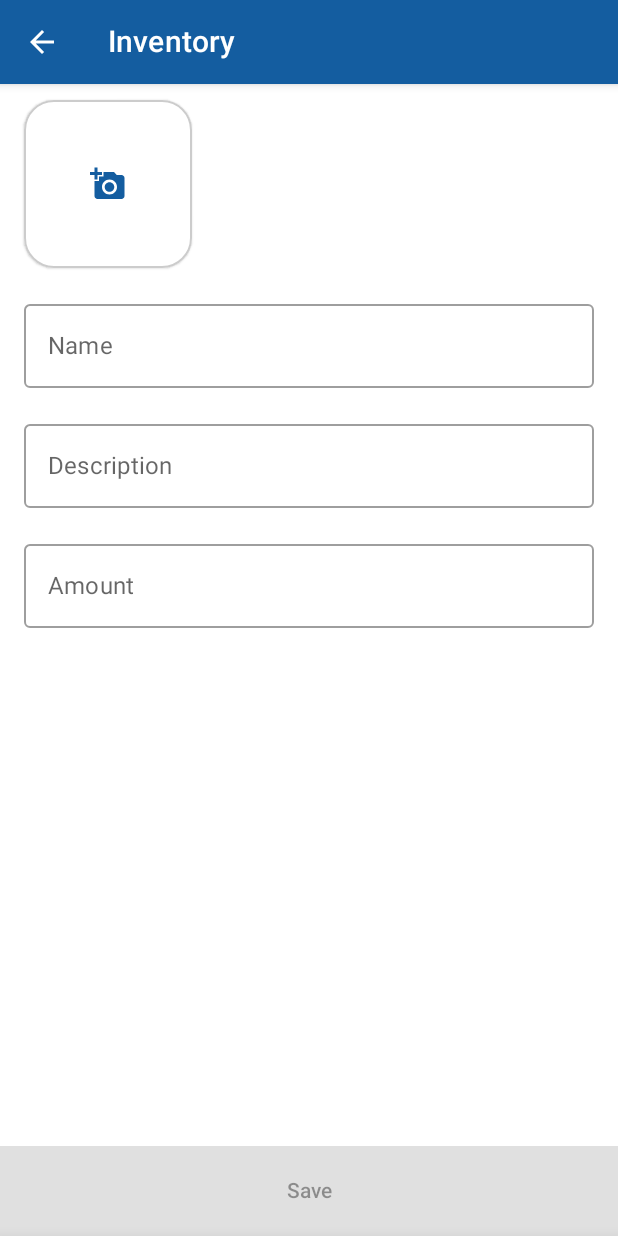
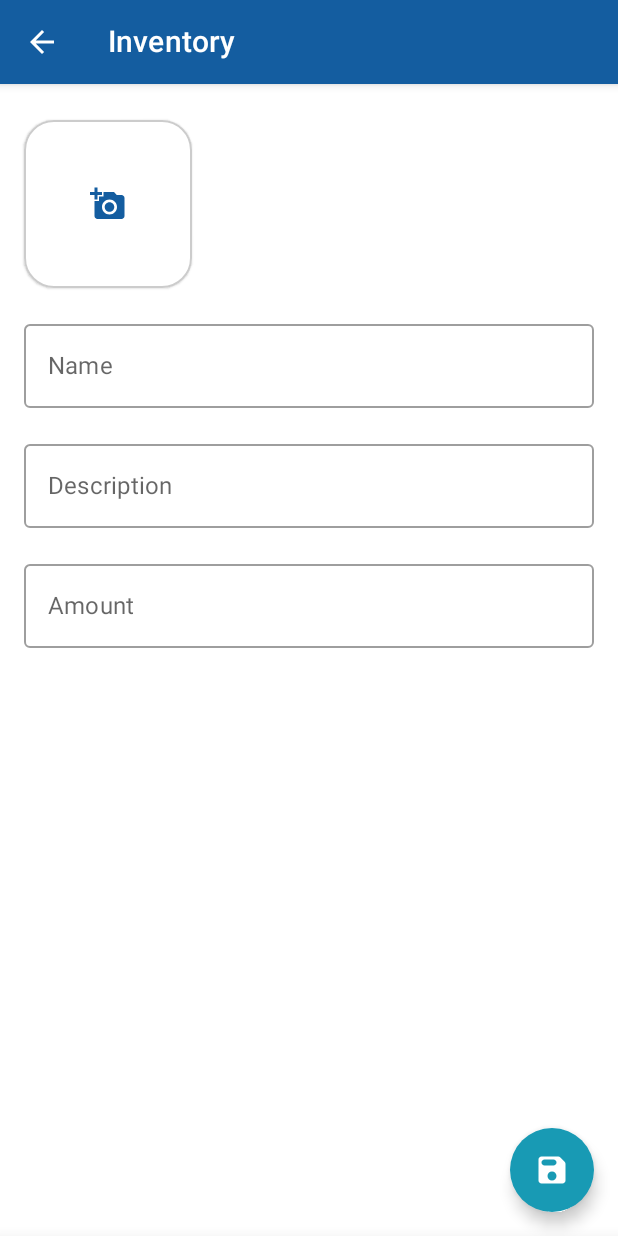
Before and after one commit to Drakot/Compose-Clean-Inventory, an Android app built with Jetpack Compose: the screen it shows after launch (MainActivity), after a tap on "add", on a phone screen of 412 x 824 dp. Run offline under Robolectric (Android 15) with nearby library versions, the light colour scheme and no system bars; our stand-ins replace Dagger/Hilt's generated code, Timber; pictures from the network do not load; 1 statement that could not run was skipped.

Commit message:
Floating save button

```diff
--- a/app/src/main/java/com/dralsoft/inventory/core/CommonScreen.kt
+++ b/app/src/main/java/com/dralsoft/inventory/core/CommonScreen.kt
@@ -12,6 +12,7 @@ import androidx.compose.runtime.Composable
 import androidx.compose.runtime.rememberCoroutineScope
 import androidx.compose.ui.Alignment
 import androidx.compose.ui.Modifier
+import androidx.compose.ui.graphics.vector.ImageVector
 import com.dralsoft.inventory.core.ui.MyFab
 import com.dralsoft.inventory.core.ui.MyTopAppBar
 import com.dralsoft.inventory.core.ui.SearchWidgetState
@@ -47,18 +48,18 @@ fun Loading(isLoading: Boolean) {
 }
 
 data class ViewConfig(
-    val showFAB: Boolean = false,
     val showBackButton: Boolean = false,
     val onClick: (String) -> Unit = {},
     val onClickNavIcon: () -> Unit = {},
-    val onSearchClicked: (() -> Unit)?  = null,
+    val onSearchClicked: (() -> Unit)? = null,
+    val onFABClick: () -> Unit = {},
+    val fabImage: ImageVector? = null
 )
 
 @SuppressLint("UnusedMaterialScaffoldPaddingParameter")
 @Composable
 fun ScaffoldView(
     viewConfig: ViewConfig = ViewConfig(),
-    onFABClick: () -> Unit = {},
     searchWidgetState: SearchWidgetState = SearchWidgetState.CLOSED,
     searchTextState: String = "",
     onTextChange: (String) -> Unit = {},
@@ -68,7 +69,6 @@ fun ScaffoldView(
 ) {
     val state = rememberScaffoldState()
     val coroutineScope = rememberCoroutineScope()
-
 
     Scaffold(
         topBar = {
@@ -83,8 +83,8 @@ fun ScaffoldView(
         }, scaffoldState = state,
 
         floatingActionButton = {
-            if (viewConfig.showFAB) {
-                MyFab(onFABClick)
+            viewConfig.fabImage?.let {
+                MyFab(viewConfig.fabImage, onFABClick = viewConfig.onFABClick)
             }
         }
     ) {
--- a/app/src/main/java/com/dralsoft/inventory/core/ui/FAB.kt
+++ b/app/src/main/java/com/dralsoft/inventory/core/ui/FAB.kt
@@ -6,10 +6,13 @@ import androidx.compose.material.icons.Icons
 import androidx.compose.material.icons.filled.Add
 import androidx.compose.runtime.Composable
 import androidx.compose.ui.graphics.Color
+import androidx.compose.ui.graphics.vector.ImageVector
 
 @Composable
-fun MyFab(onFABClick: () -> Unit = {}) {
+fun MyFab(imageVector: ImageVector? = Icons.Filled.Add, onFABClick: () -> Unit = {}) {
     FloatingActionButton(contentColor = Color.White, onClick = onFABClick) {
-        Icon(imageVector = Icons.Filled.Add, contentDescription = "add")
+        if (imageVector != null) {
+            Icon(imageVector = imageVector, contentDescription = "add")
+        }
     }
 }
--- a/app/src/main/java/com/dralsoft/inventory/detail/ui/InventoryScreen.kt
+++ b/app/src/main/java/com/dralsoft/inventory/detail/ui/InventoryScreen.kt
@@ -10,6 +10,7 @@ import androidx.compose.material.*
 import androidx.compose.material.icons.Icons
 import androidx.compose.material.icons.rounded.Image
 import androidx.compose.material.icons.rounded.PhotoCamera
+import androidx.compose.material.icons.rounded.Save
 import androidx.compose.runtime.Composable
 import androidx.compose.runtime.collectAsState
 import androidx.compose.runtime.rememberCoroutineScope
@@ -19,7 +20,6 @@ import androidx.compose.ui.platform.LocalContext
 import androidx.compose.ui.text.input.ImeAction
 import androidx.compose.ui.text.input.KeyboardType
 import androidx.compose.ui.unit.dp
-import androidx.constraintlayout.compose.ConstraintLayout
 import androidx.hilt.navigation.compose.hiltViewModel
 import androidx.navigation.NavController
 import com.dralsoft.inventory.R
@@ -73,7 +73,9 @@ fun InventoryScreen(
     }
 
     Box(modifier = Modifier.fillMaxSize()) {
-        ScaffoldView(ViewConfig(showBackButton = true).copy(onClickNavIcon = {
+        ScaffoldView(ViewConfig(showBackButton = true, fabImage = Icons.Rounded.Save, onFABClick = {
+            viewModel.submitIntent(InventoryIntent.Save)
+        }).copy(onClickNavIcon = {
             navController.popBackStack()
         })) {
             Form(viewModel, scope)
@@ -98,23 +100,9 @@ fun Form(viewModel: InventoryViewModel, scope: CoroutineScope) {
     ) { uri ->
         viewModel.submitIntent(InventoryIntent.ImageAdded(uri))
     }
-    ConstraintLayout(
-        modifier = Modifier
-            .fillMaxSize()
-            .padding(top = 16.dp)
-    ) {
-
-        val (lazyColumnRef, buttonRef) = createRefs()
-
     LazyColumn(
-
-            modifier = Modifier
-                .fillMaxSize()
-                .constrainAs(lazyColumnRef) {
-                    bottom.linkTo(buttonRef.top)
-                    top.linkTo(parent.top)
-                },
-            contentPadding = PaddingValues(start = 16.dp, end = 16.dp, top = 16.dp, bottom = 24.dp)
+        modifier = Modifier.fillMaxSize(),
+        contentPadding = PaddingValues(16.dp)
     ) {
 
         item {
@@ -148,16 +136,6 @@ fun Form(viewModel: InventoryViewModel, scope: CoroutineScope) {
             InventoryTextFields(state, viewModel, modifier)
 
         }
-        }
-
-        ConfirmationButton(
-            state,
-            viewModel,
-            modifier.constrainAs(buttonRef) {
-                //   top.linkTo(lazyColumnRef.bottom)
-                bottom.linkTo(parent.bottom)
-            }
-        )
     }
     BottomSheetLayout(modalSheetState) {
         Column(
@@ -199,7 +177,7 @@ fun InventoryTextFields(state: InventoryState, viewModel: InventoryViewModel, mo
     Column {
         Field(
             state.name,
-            TextTypeInfo(context.getString(R.string.name), KeyboardType.Text,ImeAction.Next),
+            TextTypeInfo(context.getString(R.string.name), KeyboardType.Text, ImeAction.Next),
             modifier = modifier,
         ) {
             viewModel.submitIntent(InventoryIntent.NameChanged(it))
@@ -223,7 +201,7 @@ fun InventoryTextFields(state: InventoryState, viewModel: InventoryViewModel, mo
             state.amount,
             TextTypeInfo(
                 context.getString(R.string.amount),
-                KeyboardType.Number,ImeAction.Done
+                KeyboardType.Number, ImeAction.Done
             ),
             modifier = modifier,
         ) {
--- a/app/src/main/java/com/dralsoft/inventory/list/ui/ListInventoryScreen.kt
+++ b/app/src/main/java/com/dralsoft/inventory/list/ui/ListInventoryScreen.kt
@@ -8,6 +8,8 @@ import androidx.compose.foundation.lazy.grid.items
 import androidx.compose.foundation.shape.RoundedCornerShape
 import androidx.compose.material.MaterialTheme
 import androidx.compose.material.Text
+import androidx.compose.material.icons.Icons
+import androidx.compose.material.icons.filled.Add
 import androidx.compose.runtime.Composable
 import androidx.compose.runtime.collectAsState
 import androidx.compose.ui.Alignment
@@ -31,11 +33,11 @@ fun ListInventoryScreen(navController: NavController, viewModel: ListInventoryVi
 
 
     Box(modifier = Modifier.fillMaxSize()) {
-        ScaffoldView(ViewConfig(showFAB = true, onSearchClicked = {
+        ScaffoldView(ViewConfig(fabImage = Icons.Filled.Add, onSearchClicked = {
             viewModel.submitIntent(ListIntent.OnSearchClicked)
-        }), onFABClick = {
+        }, onFABClick = {
             viewModel.submitIntent(ListIntent.AddInventory)
-        },
+        }),
             searchWidgetState = state.searchState,
             searchTextState = state.searchText,
             onTextChange = {
```
Lines whose indentation alone changed are shown as unchanged.
